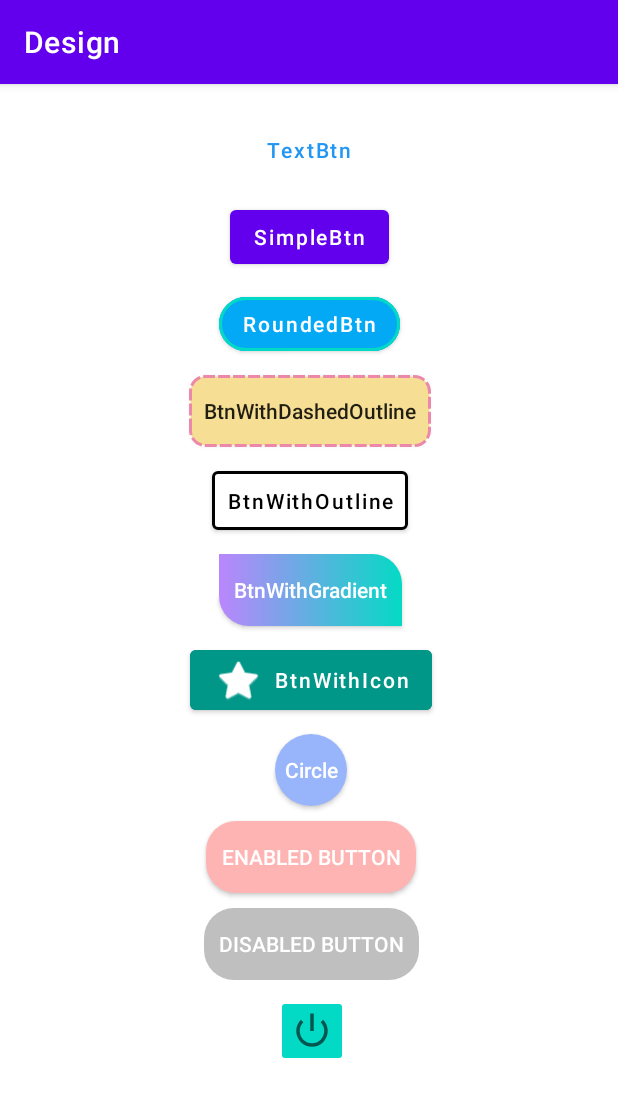
After one commit to MeetrajsinhRathod/AndroidRepo, an Android app: the ButtonsActivity screen opened directly, with no data from a screen before it, on a phone screen of 412 x 824 dp. The commit adds this screen. Shown: the top 1097 px of the screen. Run offline under Robolectric (Android 15) with nearby library versions, the phone set to English and light mode, and no system bars.

Commit message:
Explore Button, ImageButton, Custom Drawables

```diff
--- /dev/null
+++ b/Design/app/src/main/java/com/example/design/ButtonsActivity.kt
@@ -0,0 +1,11 @@
+package com.example.design
+
+import androidx.appcompat.app.AppCompatActivity
+import android.os.Bundle
+
+class ButtonsActivity : AppCompatActivity() {
+    override fun onCreate(savedInstanceState: Bundle?) {
+        super.onCreate(savedInstanceState)
+        setContentView(R.layout.activity_buttons)
+    }
+}
--- /dev/null
+++ b/Design/app/src/main/res/drawable/drawable_btn_states.xml
@@ -0,0 +1,24 @@
+<?xml version="1.0" encoding="utf-8"?>
+<selector xmlns:android="http://schemas.android.com/apk/res/android">
+    <item android:state_pressed="true">
+        <shape android:shape="rectangle">
+            <solid android:color="#FF8181"/>
+            <corners android:radius="20dp"/>
+        </shape>
+    </item>
+
+    <item android:state_enabled="true">
+        <shape android:shape="rectangle">
+            <solid android:color="#FFB4B4"/>
+            <corners android:radius="20dp"/>
+        </shape>
+    </item>
+
+    <item android:state_enabled="false">
+        <shape android:shape="rectangle">
+            <solid android:color="#BFBFBF"/>
+            <corners android:radius="20dp"/>
+        </shape>
+    </item>
+
+</selector>
--- /dev/null
+++ b/Design/app/src/main/res/drawable/drawable_btn_with_outline.xml
@@ -0,0 +1,10 @@
+<?xml version="1.0" encoding="utf-8"?>
+<selector xmlns:android="http://schemas.android.com/apk/res/android">
+<item>
+    <shape android:shape="rectangle">
+        <solid android:color="#F6DE94"/>
+        <corners android:radius="10dp"/>
+        <stroke android:color="#EC89AB" android:width="2dp" android:dashWidth="8dp" android:dashGap="2dp"/>
+    </shape>
+</item>
+</selector>
--- /dev/null
+++ b/Design/app/src/main/res/drawable/drawable_circular_btn.xml
@@ -0,0 +1,8 @@
+<?xml version="1.0" encoding="utf-8"?>
+<selector xmlns:android="http://schemas.android.com/apk/res/android">
+    <item>
+        <shape android:shape="oval">
+            <solid android:color="#98B4FB"/>
+        </shape>
+    </item>
+</selector>
--- /dev/null
+++ b/Design/app/src/main/res/drawable/drawable_gradient.xml
@@ -0,0 +1,9 @@
+<?xml version="1.0" encoding="utf-8"?>
+<ripple xmlns:android="http://schemas.android.com/apk/res/android" android:color="#80FFFFFF">
+    <item>
+        <shape android:shape="rectangle">
+            <corners android:topRightRadius="20dp" android:bottomLeftRadius="20dp"/>
+            <gradient android:startColor="@color/purple_200" android:endColor="@color/teal_200"/>
+        </shape>
+    </item>
+</ripple>
--- /dev/null
+++ b/Design/app/src/main/res/drawable/drawable_text_btn.xml
@@ -0,0 +1,8 @@
+<?xml version="1.0" encoding="utf-8"?>
+<selector xmlns:android="http://schemas.android.com/apk/res/android">
+    <item>
+        <shape android:shape="rectangle">
+            <solid android:color="@color/transparent"/>
+        </shape>
+    </item>
+</selector>
--- /dev/null
+++ b/Design/app/src/main/res/layout/activity_buttons.xml
@@ -0,0 +1,180 @@
+<?xml version="1.0" encoding="utf-8"?>
+<androidx.constraintlayout.widget.ConstraintLayout xmlns:android="http://schemas.android.com/apk/res/android"
+    xmlns:app="http://schemas.android.com/apk/res-auto"
+    xmlns:tools="http://schemas.android.com/tools"
+    android:layout_width="match_parent"
+    android:layout_height="match_parent"
+    tools:context=".ButtonsActivity">
+
+
+    <Button
+        android:id="@+id/TextBtn"
+        android:layout_width="wrap_content"
+        android:layout_height="wrap_content"
+        android:background="@drawable/drawable_text_btn"
+        android:text="TextBtn"
+        android:textAllCaps="false"
+        android:textColor="#2196F3"
+        app:layout_constraintEnd_toStartOf="@+id/guideline4"
+        app:layout_constraintStart_toStartOf="@+id/guideline2"
+        app:layout_constraintTop_toTopOf="@+id/guideline3" />
+
+    <Button
+        android:id="@+id/textBtn"
+        android:layout_width="wrap_content"
+        android:layout_height="wrap_content"
+        android:layout_marginTop="@dimen/margin10"
+        android:text="SimpleBtn"
+        android:textAllCaps="false"
+        app:layout_constraintEnd_toEndOf="@+id/TextBtn"
+        app:layout_constraintStart_toStartOf="@+id/TextBtn"
+        app:layout_constraintTop_toBottomOf="@+id/TextBtn" />
+
+    <com.google.android.material.button.MaterialButton
+        android:id="@+id/textBtn2"
+        android:layout_width="wrap_content"
+        android:layout_height="wrap_content"
+        android:layout_marginTop="10dp"
+        android:text="RoundedBtn"
+        app:strokeColor="@color/teal_200"
+        app:strokeWidth="2dp"
+        android:textAllCaps="false"
+        android:backgroundTint="#03A9F4"
+        app:layout_constraintEnd_toEndOf="@+id/TextBtn"
+        app:layout_constraintStart_toStartOf="@+id/TextBtn"
+        app:layout_constraintTop_toBottomOf="@+id/textBtn"
+        app:cornerRadius="20dp"/>
+
+    <androidx.appcompat.widget.AppCompatButton
+        android:id="@+id/button8"
+        android:layout_width="wrap_content"
+        android:layout_height="wrap_content"
+        android:layout_marginTop="10dp"
+        android:text="BtnWithDashedOutline"
+        android:padding="@dimen/margin10"
+        android:background="@drawable/drawable_btn_with_outline"
+        android:textAllCaps="false"
+        app:layout_constraintEnd_toEndOf="@+id/textBtn2"
+        app:layout_constraintStart_toStartOf="@+id/textBtn2"
+        app:layout_constraintTop_toBottomOf="@+id/textBtn2" />
+
+
+    <Button
+        android:id="@+id/button9"
+        android:layout_width="wrap_content"
+        android:layout_height="wrap_content"
+        android:layout_marginTop="10dp"
+        android:padding="@dimen/margin10"
+        android:text="BtnWithOutline"
+        android:textAllCaps="false"
+        android:backgroundTint="@color/white"
+        android:textColor="@color/black"
+        app:layout_constraintEnd_toEndOf="@+id/textBtn2"
+        app:layout_constraintStart_toStartOf="@+id/textBtn2"
+        app:layout_constraintTop_toBottomOf="@+id/button8"
+        app:strokeColor="#000000"
+        app:strokeWidth="2dp" />
+
+    <androidx.appcompat.widget.AppCompatButton
+        android:id="@+id/button"
+        android:layout_width="wrap_content"
+        android:layout_height="wrap_content"
+        android:layout_marginTop="10dp"
+        android:text="BtnWithGradient"
+        android:textColor="@color/white"
+        android:padding="@dimen/margin10"
+        android:textAllCaps="false"
+        android:background="@drawable/drawable_gradient"
+        app:layout_constraintEnd_toEndOf="@+id/button9"
+        app:layout_constraintStart_toStartOf="@+id/button9"
+        app:layout_constraintTop_toBottomOf="@+id/button9" />
+
+    <Button
+        android:id="@+id/button2"
+        android:layout_width="wrap_content"
+        android:layout_height="wrap_content"
+        android:layout_marginTop="10dp"
+        android:backgroundTint="#009688"
+        android:text="BtnWithIcon"
+        android:textAllCaps="false"
+        android:textColor="@color/white"
+        app:icon="@android:drawable/btn_star_big_on"
+        app:layout_constraintEnd_toEndOf="@+id/button"
+        app:layout_constraintStart_toStartOf="@+id/button"
+        app:layout_constraintTop_toBottomOf="@+id/button" />
+
+    <androidx.appcompat.widget.AppCompatButton
+        android:id="@+id/button7"
+        android:layout_width="48dp"
+        android:layout_height="48dp"
+        android:layout_marginTop="10dp"
+        android:background="@drawable/drawable_circular_btn"
+        android:backgroundTint="#98B4FB"
+        android:text="Circle"
+        android:textAllCaps="false"
+        android:textColor="@color/white"
+        app:layout_constraintEnd_toEndOf="@+id/button2"
+        app:layout_constraintStart_toStartOf="@+id/button2"
+        app:layout_constraintTop_toBottomOf="@+id/button2" />
+
+    <androidx.appcompat.widget.AppCompatButton
+        android:id="@+id/button10"
+        android:layout_width="wrap_content"
+        android:layout_height="wrap_content"
+        android:layout_marginTop="@dimen/margin10"
+        android:text="Enabled Button"
+        android:padding="@dimen/margin10"
+        android:textColor="@color/white"
+        android:background="@drawable/drawable_btn_states"
+        app:layout_constraintEnd_toEndOf="@+id/button7"
+        app:layout_constraintStart_toStartOf="@+id/button7"
+        app:layout_constraintTop_toBottomOf="@+id/button7" />
+
+    <androidx.appcompat.widget.AppCompatButton
+        android:id="@+id/button11"
+        android:layout_width="wrap_content"
+        android:layout_height="wrap_content"
+        android:layout_marginTop="10dp"
+        android:background="@drawable/drawable_btn_states"
+        android:text="Disabled Button"
+        android:padding="@dimen/margin10"
+        android:enabled="false"
+        android:textColor="@color/white"
+        app:layout_constraintEnd_toEndOf="@+id/button10"
+        app:layout_constraintHorizontal_bias="0.486"
+        app:layout_constraintStart_toStartOf="@+id/button10"
+        app:layout_constraintTop_toBottomOf="@+id/button10" />
+
+    <ImageButton
+        android:id="@+id/imageButton3"
+        android:layout_width="wrap_content"
+        android:layout_height="@dimen/textViewHieght48"
+        android:layout_marginTop="10dp"
+        android:backgroundTint="@color/teal_200"
+        android:contentDescription="imageButton"
+        android:scaleType="centerCrop"
+        android:src="@android:drawable/ic_lock_power_off"
+        app:layout_constraintEnd_toEndOf="@+id/button11"
+        app:layout_constraintStart_toStartOf="@+id/button11"
+        app:layout_constraintTop_toBottomOf="@+id/button11" />
+
+    <androidx.constraintlayout.widget.Guideline
+        android:id="@+id/guideline2"
+        android:layout_width="wrap_content"
+        android:layout_height="wrap_content"
+        android:orientation="vertical"
+        app:layout_constraintGuide_begin="@dimen/guideLine20" />
+    <androidx.constraintlayout.widget.Guideline
+        android:id="@+id/guideline3"
+        android:layout_width="wrap_content"
+        android:layout_height="wrap_content"
+        android:orientation="horizontal"
+        app:layout_constraintGuide_begin="@dimen/guideLine20" />
+    <androidx.constraintlayout.widget.Guideline
+        android:id="@+id/guideline4"
+        android:layout_width="wrap_content"
+        android:layout_height="wrap_content"
+        android:orientation="vertical"
+        app:layout_constraintGuide_end="@dimen/guideLine20" />
+
+</androidx.constraintlayout.widget.ConstraintLayout>
--- a/Design/app/src/main/res/layout/activity_edit_text.xml
+++ b/Design/app/src/main/res/layout/activity_edit_text.xml
@@ -4,7 +4,7 @@
     xmlns:tools="http://schemas.android.com/tools"
     android:layout_width="match_parent"
     android:layout_height="match_parent"
-    tools:context=".EditText">
+    tools:context=".EditTextActivity">
 
     <EditText
         android:id="@+id/editText"
@@ -55,7 +55,6 @@
         app:layout_constraintTop_toBottomOf="@+id/emailTextInputLayout"
         app:passwordToggleEnabled="true"
         app:placeholderText="Enter password"
-        app:helperText="*required"
         app:helperTextTextColor="@android:color/holo_red_dark"
         app:counterEnabled="true"
         app:counterMaxLength="16">
--- a/Design/app/src/main/res/values/colors.xml
+++ b/Design/app/src/main/res/values/colors.xml
@@ -7,4 +7,5 @@
     <color name="teal_700">#FF018786</color>
     <color name="black">#FF000000</color>
     <color name="white">#FFFFFFFF</color>
+    <color name="transparent">#00FFFFFF</color>
 </resources>
```
Also changed, not shown: Design/app/src/main/AndroidManifest.xml (+7 -1 lines), Design/app/src/main/java/com/example/design/EditTextActivity.kt (renamed from Design/app/src/main/java/com/example/design/EditText.kt, +5 -3 lines), Design/app/src/main/java/com/example/design/MainActivity.kt (+12 -1 lines), Design/app/src/main/java/com/example/design/RadioBtnActivity.kt (added, +11 -0 lines), Design/app/src/main/res/layout/activity_main.xml (+23 -1 lines), Design/app/src/main/res/layout/activity_radio_btn.xml (added, +61 -0 lines).
